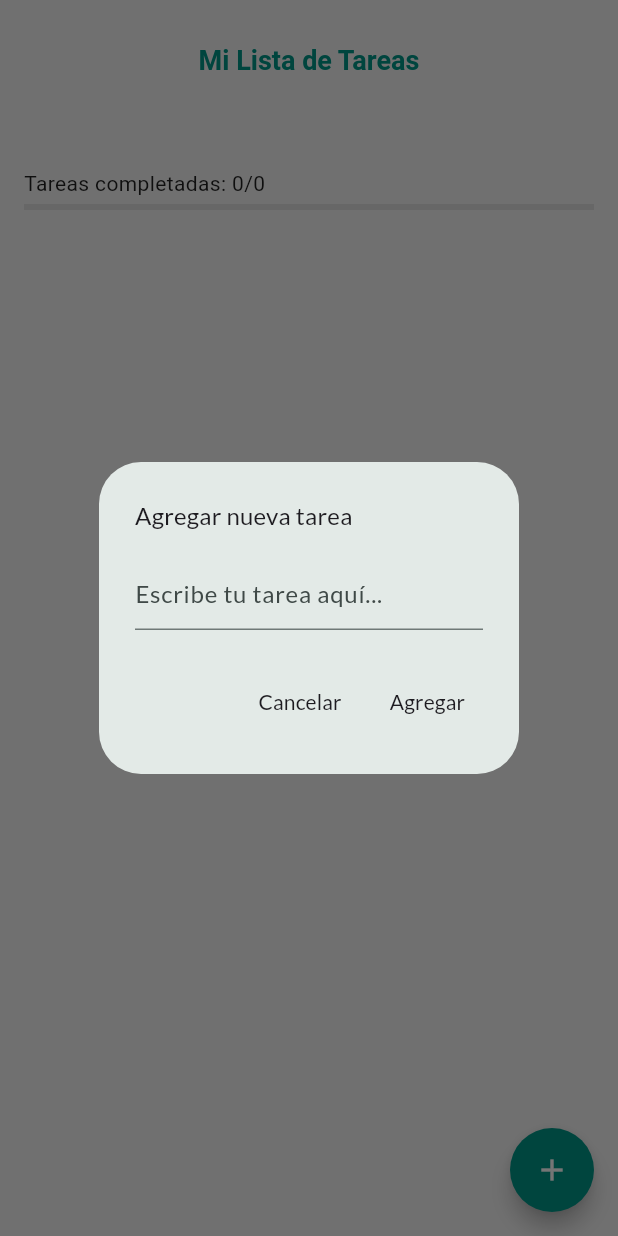
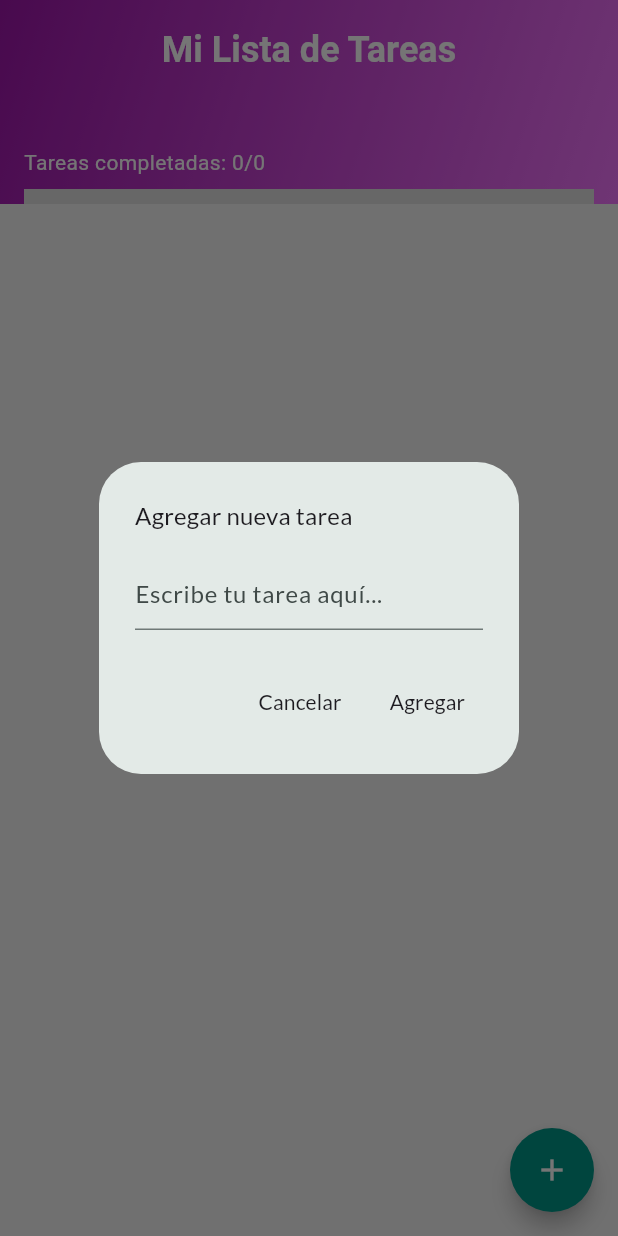
Before and after one commit to Jotaoesee/to_do_list, a Flutter app: the screen it shows after launch, after a tap on the "add" icon, on a phone screen of 412 x 824 dp. Run offline on Flutter 3.47's test engine with Material 3 defaults, Android fonts, the phone set to English and light mode, and no system bars; our stand-ins replace google_fonts, shared_preferences.

Commit message:
hago cambios visuales y añado comentarios para entender bien el codigo.

```diff
--- a/lib/main.dart
+++ b/lib/main.dart
@@ -2,6 +2,7 @@ import 'package:flutter/material.dart';
 import 'package:google_fonts/google_fonts.dart';
 import 'package:to_do_list/mi_pagina_principal.dart';
 
+// Función principal que arranca la aplicación Flutter.
 void main() {
   runApp(const MyApp());
 }
@@ -12,32 +13,35 @@ class MyApp extends StatelessWidget {
   @override
   Widget build(BuildContext context) {
     return MaterialApp(
+      // Título de la aplicación, que aparece en la barra de título del sistema.
       title: 'Mi Lista de Tareas',
+
+      // Definición del tema de la aplicación, que define colores, fuentes, y otros estilos visuales.
       theme: ThemeData(
+        // ColorScheme define los colores generales de la aplicación. Usa 'teal' como color base.
         colorScheme: ColorScheme.fromSeed(
           seedColor: Colors.teal,
           brightness: Brightness.light,
         ),
         useMaterial3: true,
+
+        // El color principal para la aplicación, se utiliza para los widgets que heredan este color.
         primarySwatch: Colors.teal,
+
+        // Color de fondo para la aplicación, en este caso, un gris claro.
         scaffoldBackgroundColor: Colors.grey[100],
-        appBarTheme: AppBarTheme(
-          backgroundColor: Colors.transparent,
-          elevation: 0,
-          titleTextStyle: GoogleFonts.lato(
-            color: Colors.white,
-            fontSize: 22,
-            fontWeight: FontWeight.bold,
-          ),
-          toolbarHeight: 80,
-          centerTitle: true,
-          iconTheme: const IconThemeData(color: Colors.white),
-        ),
+
+        // Personalización de la tipografía usando la fuente Lato de Google Fonts.
         textTheme: GoogleFonts.latoTextTheme().copyWith(
-          bodyMedium: const TextStyle(fontSize: 16, color: Colors.black87),
+          // Estilo para los textos normales.
+          bodyMedium: const TextStyle(
+              fontSize: 16, color: Color.fromARGB(221, 0, 153, 255)),
+          // Estilo para los textos principales o títulos.
           displayMedium: const TextStyle(
               fontSize: 18, color: Colors.teal, fontWeight: FontWeight.bold),
         ),
+
+        // Personalización de los checkboxes, como el color de relleno y de marca.
         checkboxTheme: CheckboxThemeData(
           fillColor: WidgetStateProperty.all(Colors.teal),
           checkColor: WidgetStateProperty.all(Colors.white),
@@ -45,27 +49,38 @@ class MyApp extends StatelessWidget {
             borderRadius: BorderRadius.circular(4),
           ),
         ),
+
+        // Estilo para los ListTile (elementos de lista), aquí ajustamos el relleno.
         listTileTheme: const ListTileThemeData(
           contentPadding: EdgeInsets.symmetric(horizontal: 16, vertical: 8),
         ),
+
+        // Personalización del botón flotante, cambiando su color de fondo y forma.
         floatingActionButtonTheme: const FloatingActionButtonThemeData(
           backgroundColor: Colors.teal,
           foregroundColor: Colors.white,
           shape: CircleBorder(),
         ),
+
+        // Estilo para los SnackBar (mensajes emergentes), con un fondo de color teal.
         snackBarTheme: SnackBarThemeData(
           backgroundColor: Colors.teal.shade700,
           contentTextStyle: const TextStyle(color: Colors.white, fontSize: 14),
         ),
       ),
+
+      // Widget principal de la aplicación, que es la página de tareas.
       home: const MiPaginaPrincipal(),
+
+      // Definimos un contenedor para agregar un fondo con gradiente.
       builder: (context, child) {
         return Container(
           decoration: const BoxDecoration(
             gradient: LinearGradient(
+              // Definimos el gradiente de colores, que va de teal a tealAccent.
               colors: [Colors.teal, Colors.tealAccent],
-              begin: Alignment.topLeft,
-              end: Alignment.bottomRight,
+              begin: Alignment.topLeft, // Dirección del gradiente.
+              end: Alignment.bottomRight, // Dirección del gradiente.
             ),
           ),
           child: child,
--- a/lib/mi_pagina_principal.dart
+++ b/lib/mi_pagina_principal.dart
@@ -9,34 +9,42 @@ class MiPaginaPrincipal extends StatefulWidget {
 }
 
 class _MiPaginaPrincipalState extends State<MiPaginaPrincipal> {
+  // Lista de tareas y su estado (completada o no)
   List<String> tareas = [];
   List<bool> tareasCompletadas = [];
 
   @override
   void initState() {
     super.initState();
-    _cargarTareas();
+    _cargarTareas(); // Carga las tareas al iniciar la página
   }
 
+  // Carga las tareas y su estado desde SharedPreferences
   Future<void> _cargarTareas() async {
     final prefs = await SharedPreferences.getInstance();
     setState(() {
-      tareas = prefs.getStringList('tareas') ?? [];
+      tareas =
+          prefs.getStringList('tareas') ?? []; // Obtiene la lista de tareas
       tareasCompletadas = List.generate(
         tareas.length,
-        (index) => prefs.getBool('tareaCompletada_$index') ?? false,
+        (index) =>
+            prefs.getBool('tareaCompletada_$index') ??
+            false, // Obtiene el estado de cada tarea
       );
     });
   }
 
+  // Guarda las tareas y su estado en SharedPreferences
   Future<void> _guardarTareas() async {
     final prefs = await SharedPreferences.getInstance();
-    await prefs.setStringList('tareas', tareas);
+    await prefs.setStringList('tareas', tareas); // Guarda la lista de tareas
     for (int i = 0; i < tareasCompletadas.length; i++) {
-      await prefs.setBool('tareaCompletada_$i', tareasCompletadas[i]);
+      await prefs.setBool('tareaCompletada_$i',
+          tareasCompletadas[i]); // Guarda el estado de cada tarea
     }
   }
 
+  // Muestra un diálogo para agregar una nueva tarea
   void _mostrarDialogoAgregarTarea() {
     showDialog(
       context: context,
@@ -57,7 +65,7 @@ class _MiPaginaPrincipalState extends State<MiPaginaPrincipal> {
           ),
           actions: [
             TextButton(
-              onPressed: () => Navigator.pop(context),
+              onPressed: () => Navigator.pop(context), // Cierra el diálogo
               child: Text(
                 'Cancelar',
                 style: Theme.of(context).textTheme.labelLarge,
@@ -73,11 +81,13 @@ class _MiPaginaPrincipalState extends State<MiPaginaPrincipal> {
                   );
                 } else {
                   setState(() {
-                    tareas.add(nuevaTarea.trim());
-                    tareasCompletadas.add(false);
-                    _guardarTareas();
+                    tareas.add(
+                        nuevaTarea.trim()); // Añade la nueva tarea a la lista
+                    tareasCompletadas.add(
+                        false); // Inicializa el estado de la tarea como incompleta
+                    _guardarTareas(); // Guarda la tarea
                   });
-                  Navigator.pop(context);
+                  Navigator.pop(context); // Cierra el diálogo
                 }
               },
               child: Text(
@@ -91,6 +101,7 @@ class _MiPaginaPrincipalState extends State<MiPaginaPrincipal> {
     );
   }
 
+  // Muestra un diálogo para editar una tarea existente
   void _mostrarDialogoEditarTarea(int index) {
     showDialog(
       context: context,
@@ -105,14 +116,16 @@ class _MiPaginaPrincipalState extends State<MiPaginaPrincipal> {
             onChanged: (value) {
               tareaEditada = value;
             },
-            controller: TextEditingController(text: tareas[index]),
+            controller: TextEditingController(
+                text: tareas[index]), // Muestra el texto actual de la tarea
             decoration: const InputDecoration(
               hintText: 'Edita tu tarea aquí...',
             ),
           ),
           actions: [
             TextButton(
-              onPressed: () => Navigator.pop(context),
+              onPressed: () =>
+                  Navigator.pop(context), // Cierra el diálogo sin guardar
               child: Text(
                 'Cancelar',
                 style: Theme.of(context).textTheme.labelLarge,
@@ -128,10 +141,11 @@ class _MiPaginaPrincipalState extends State<MiPaginaPrincipal> {
                   );
                 } else {
                   setState(() {
-                    tareas[index] = tareaEditada.trim();
-                    _guardarTareas();
+                    tareas[index] =
+                        tareaEditada.trim(); // Guarda la tarea editada
+                    _guardarTareas(); // Actualiza las tareas guardadas
                   });
-                  Navigator.pop(context);
+                  Navigator.pop(context); // Cierra el diálogo
                 }
               },
               child: Text(
@@ -145,44 +159,78 @@ class _MiPaginaPrincipalState extends State<MiPaginaPrincipal> {
     );
   }
 
+  // Calcula el progreso de las tareas completadas
   double _calcularProgreso() {
-    int tareasCompletadasCount =
-        tareasCompletadas.where((tarea) => tarea).length;
-    return tareas.isEmpty ? 0.0 : tareasCompletadasCount / tareas.length;
+    int tareasCompletadasCount = tareasCompletadas
+        .where((tarea) => tarea)
+        .length; // Cuenta las tareas completadas
+    return tareas.isEmpty
+        ? 0.0
+        : tareasCompletadasCount / tareas.length; // Devuelve el progreso
   }
 
   @override
   Widget build(BuildContext context) {
-    int tareasCompletadasCount =
-        tareasCompletadas.where((tarea) => tarea).length;
+    int tareasCompletadasCount = tareasCompletadas
+        .where((tarea) => tarea)
+        .length; // Cuenta las tareas completadas
 
     return Scaffold(
       appBar: AppBar(
-        title: Text(
-          'Mi Lista de Tareas',
-          style: Theme.of(context).textTheme.displayMedium,
+        backgroundColor: Colors.black.withOpacity(0.5),
+        elevation: 0,
+        centerTitle: true, // Centra el título en el AppBar
+        iconTheme: const IconThemeData(color: Colors.white),
+        title: Padding(
+          padding: const EdgeInsets.only(top: 10),
+          child: Text(
+            'Mi Lista de Tareas',
+            style: Theme.of(context).textTheme.displayMedium!.copyWith(
+                  fontWeight: FontWeight.bold,
+                  fontSize: 24, // Tamaño de la fuente del título
+                  color: Colors.white, // Color del texto del título
+                ),
+          ),
+        ),
+        flexibleSpace: Container(
+          decoration: const BoxDecoration(
+            gradient: LinearGradient(
+              colors: [
+                Color.fromRGBO(158, 21, 170, 1),
+                Color.fromRGBO(242, 116, 253, 1)
+              ], // Gradiente de colores
+              begin: Alignment.topLeft,
+              end: Alignment.bottomRight,
+            ),
+          ),
         ),
         bottom: PreferredSize(
-          preferredSize: const Size.fromHeight(60),
+          preferredSize:
+              const Size.fromHeight(80), // Altura personalizada para el AppBar
           child: Padding(
             padding: const EdgeInsets.symmetric(horizontal: 16.0),
             child: Column(
               crossAxisAlignment: CrossAxisAlignment.start,
               children: [
-                // Mostrar el texto con las tareas completadas y el total
                 Text(
-                  'Tareas completadas: $tareasCompletadasCount/${tareas.length}',
+                  'Tareas completadas: $tareasCompletadasCount/${tareas.length}', // Muestra el progreso de las tareas
                   style: const TextStyle(
                     fontSize: 14,
+                    color: Colors.white, // Color del texto
                   ),
                 ),
-                const SizedBox(height: 4),
-                // Barra de progreso
+                const SizedBox(height: 8),
                 LinearProgressIndicator(
-                  value: _calcularProgreso(),
+                  value: _calcularProgreso(), // Muestra el progreso
                   backgroundColor: Colors.grey[300],
-                  color: Colors.green,
-                ),
+                  color: _calcularProgreso() == 1.0
+                      ? const Color.fromARGB(255, 0, 255,
+                          0) // Verde si todas las tareas están completas
+                      : const Color.fromARGB(
+                          255, 0, 181, 253), // Azul de progreso
+                  minHeight: 10,
+                  semanticsLabel: 'Tareas completadas',
+                )
               ],
             ),
           ),
@@ -191,12 +239,12 @@ class _MiPaginaPrincipalState extends State<MiPaginaPrincipal> {
       body: tareas.isEmpty
           ? Center(
               child: Text(
-                "No hay tareas. ¡Añade una!",
+                "No hay tareas. ¡Añade una!", // Mensaje cuando no hay tareas
                 style: Theme.of(context).textTheme.bodyMedium,
               ),
             )
           : ListView.builder(
-              itemCount: tareas.length,
+              itemCount: tareas.length, // Número de tareas en la lista
               itemBuilder: (context, index) {
                 return Dismissible(
                   key: ValueKey(tareas[index]),
@@ -214,12 +262,15 @@ class _MiPaginaPrincipalState extends State<MiPaginaPrincipal> {
                   ),
                   onDismissed: (direction) {
                     setState(() {
-                      tareas.removeAt(index);
-                      tareasCompletadas.removeAt(index);
-                      _guardarTareas();
+                      tareas.removeAt(index); // Elimina la tarea
+                      tareasCompletadas
+                          .removeAt(index); // Elimina el estado de la tarea
+                      _guardarTareas(); // Actualiza las tareas guardadas
                     });
                     ScaffoldMessenger.of(context).showSnackBar(
-                      const SnackBar(content: Text('Tarea eliminada')),
+                      const SnackBar(
+                          content: Text(
+                              'Tarea eliminada')), // Muestra mensaje de tarea eliminada
                     );
                   },
                   child: Card(
@@ -228,7 +279,7 @@ class _MiPaginaPrincipalState extends State<MiPaginaPrincipal> {
                     shape: RoundedRectangleBorder(
                       borderRadius: BorderRadius.circular(12),
                     ),
-                    elevation: 4,
+                    elevation: 8, // Sombra
                     child: Padding(
                       padding: const EdgeInsets.symmetric(
                           vertical: 12, horizontal: 16),
@@ -240,11 +291,13 @@ class _MiPaginaPrincipalState extends State<MiPaginaPrincipal> {
                           ),
                           const SizedBox(width: 12),
                           Checkbox(
-                            value: tareasCompletadas[index],
+                            value: tareasCompletadas[
+                                index], // Checkbox para marcar tarea como completada
                             onChanged: (value) {
                               setState(() {
-                                tareasCompletadas[index] = value!;
-                                _guardarTareas();
+                                tareasCompletadas[index] =
+                                    value!; // Cambia el estado de la tarea
+                                _guardarTareas(); // Guarda el nuevo estado
                               });
                             },
                           ),
@@ -257,13 +310,14 @@ class _MiPaginaPrincipalState extends State<MiPaginaPrincipal> {
                                   .copyWith(
                                     decoration: tareasCompletadas[index]
                                         ? TextDecoration.lineThrough
-                                        : null,
+                                        : null, // Muestra la tarea tachada si está completada
                                   ),
                             ),
                           ),
                           IconButton(
                             icon: const Icon(Icons.edit, color: Colors.blue),
-                            onPressed: () => _mostrarDialogoEditarTarea(index),
+                            onPressed: () => _mostrarDialogoEditarTarea(
+                                index), // Abre el diálogo para editar la tarea
                           ),
                         ],
                       ),
@@ -273,7 +327,8 @@ class _MiPaginaPrincipalState extends State<MiPaginaPrincipal> {
               },
             ),
       floatingActionButton: FloatingActionButton(
-        onPressed: _mostrarDialogoAgregarTarea,
+        onPressed:
+            _mostrarDialogoAgregarTarea, // Abre el diálogo para agregar una nueva tarea
         child: const Icon(Icons.add),
       ),
     );
```
